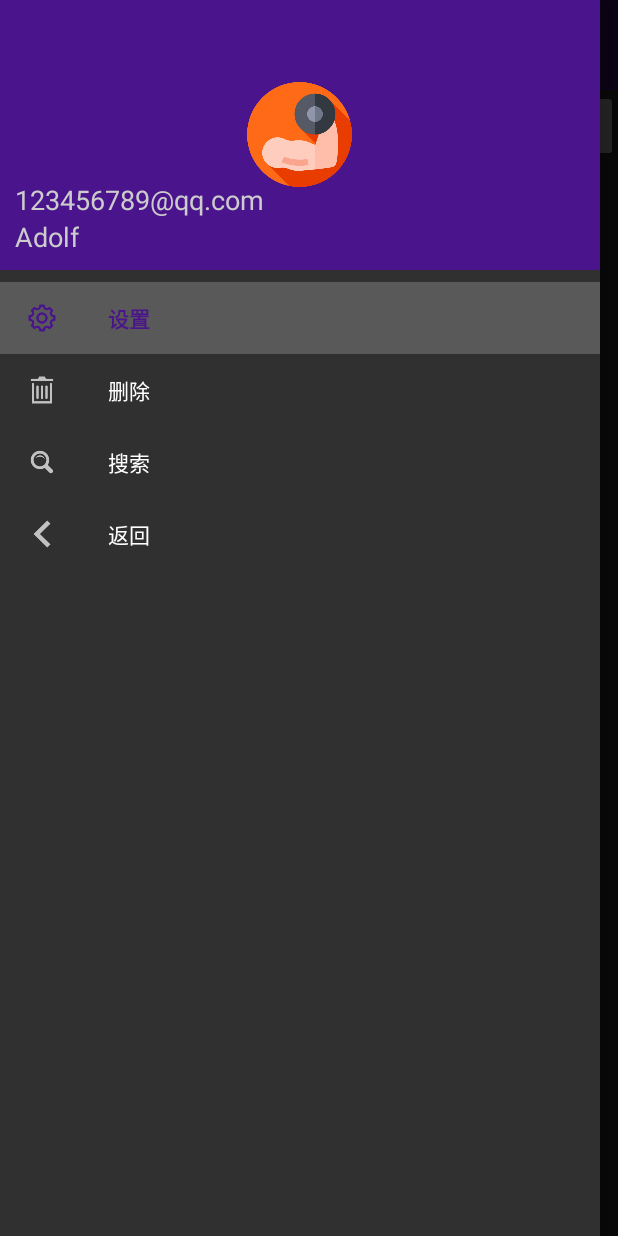
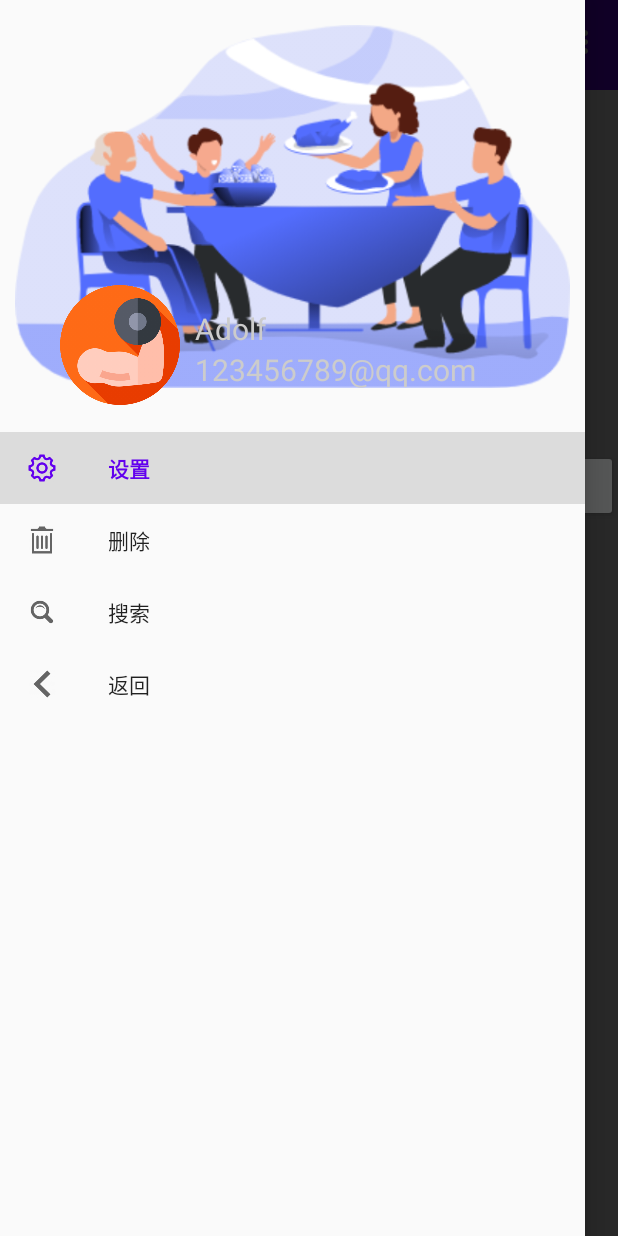
Before and after one commit to Puffer987/PCMaster, an Android app: the screen it shows after launch (NavigationDrawerActivity), with the side drawer open, on a phone screen of 412 x 824 dp. Run offline under Robolectric (Android 15) with nearby library versions, the phone set to English and light mode, and no system bars; our stand-ins replace ButterKnife.

Commit message:
[add] Toolbar+Navigation+DrawerLayout

```diff
--- a/app/src/main/java/com/adolf/pcmaster/ui/NavigationDrawerActivity.java
+++ b/app/src/main/java/com/adolf/pcmaster/ui/NavigationDrawerActivity.java
@@ -37,6 +37,7 @@ public class NavigationDrawerActivity extends AppCompatActivity {
         ButterKnife.bind(this);
 
         setSupportActionBar(mToolbar);
+
         ActionBar actionBar = getSupportActionBar();
         if (actionBar != null) {
             // 开启左侧的按钮
@@ -45,9 +46,8 @@ public class NavigationDrawerActivity extends AppCompatActivity {
             actionBar.setHomeAsUpIndicator(R.drawable.ic_menu_48);
         }
         mNavView.setCheckedItem(R.id.nav_setting);// 默认选中项目
-        mNavView.setNavigationItemSelectedListener(new NavigationView.OnNavigationItemSelectedListener() {
-            @Override
-            public boolean onNavigationItemSelected(@NonNull MenuItem item) {
+
+        mNavView.setNavigationItemSelectedListener(item -> {
             switch (item.getItemId()){
                 case R.id.nav_back:
                     Toast.makeText(NavigationDrawerActivity.this, "Backup..", Toast.LENGTH_SHORT).show();
@@ -61,7 +61,6 @@ public class NavigationDrawerActivity extends AppCompatActivity {
             }
             mParentDrawer.closeDrawers();
             return true;
-            }
         });
 
         mParentDrawer.addDrawerListener(new DrawerLayout.DrawerListener() {
--- a/app/src/main/res/layout/activity_main.xml
+++ b/app/src/main/res/layout/activity_main.xml
@@ -7,20 +7,14 @@
     android:orientation="vertical"
     tools:context=".MainActivity">
 
-    <FrameLayout
-        android:layout_width="match_parent"
-        android:layout_height="wrap_content">
-
     <androidx.appcompat.widget.Toolbar
         android:id="@+id/toolbar"
         android:layout_width="match_parent"
         android:layout_height="?attr/actionBarSize"
-            android:background="?attr/colorPrimary"
+        android:background="?attr/colorPrimaryDark"
         android:theme="@style/ThemeOverlay.AppCompat.Dark.ActionBar"
         app:popupTheme="@style/ToolbarTheme"
         app:title="PC Master"/>
-
-    </FrameLayout>
 
     <com.adolf.pcmaster.view.ZoomCircleView
         android:id="@+id/zoom_circle"
--- a/app/src/main/res/layout/activity_navigation_drawer.xml
+++ b/app/src/main/res/layout/activity_navigation_drawer.xml
@@ -20,28 +20,27 @@
             app:popupTheme="@style/ToolbarTheme" />
     </FrameLayout>
 
-
-
     <!-- 内容 -->
     <FrameLayout
         android:layout_width="match_parent"
-        android:layout_height="match_parent"
-        android:layout_marginTop="60dp">
+        android:layout_height="match_parent">
 
         <Button
             android:id="@+id/btn_context"
             android:layout_width="match_parent"
             android:layout_height="wrap_content"
+            android:layout_marginTop="300dp"
             android:text="context" />
 
     </FrameLayout>
 
     <!-- 左边菜单 -->
     <FrameLayout
-        android:background="@color/colorAccent"
+        android:layout_width="390dp"
+        android:layout_height="match_parent"
         android:layout_gravity="start"
-        android:layout_width="400dp"
-        android:layout_height="match_parent">
+        android:background="@color/colorAccent">
+
         <com.google.android.material.navigation.NavigationView
             android:id="@+id/nav_view"
             android:layout_width="match_parent"
--- a/app/src/main/res/layout/nav_header.xml
+++ b/app/src/main/res/layout/nav_header.xml
@@ -1,33 +1,42 @@
 <?xml version="1.0" encoding="utf-8"?>
 <RelativeLayout xmlns:android="http://schemas.android.com/apk/res/android"
     android:layout_width="match_parent"
-    android:layout_height="180dp"
-    android:padding="10dp"
-    android:background="?attr/colorPrimary">
+    android:layout_height="280dp"
+    android:padding="10dp">
 
     <ImageView
-        android:id="@+id/icon_image"
-        android:layout_width="70dp"
-        android:layout_height="70dp"
-        android:layout_centerInParent="true"
+        android:id="@+id/nav_background"
+        android:layout_width="match_parent"
+        android:layout_height="wrap_content"
+        android:src="@drawable/bg_nav_header" />
+
+    <ImageView
+        android:id="@+id/nav_avatar"
+        android:layout_marginStart="30dp"
+        android:layout_marginEnd="10dp"
+        android:layout_width="80dp"
+        android:layout_height="80dp"
+        android:layout_alignParentBottom="true"
         android:src="@drawable/ic_launcher" />
-
     <TextView
         android:id="@+id/nav_username"
         android:layout_width="wrap_content"
         android:layout_height="wrap_content"
-        android:layout_alignParentBottom="true"
+        android:layout_above="@+id/nav_mail"
+        android:layout_toEndOf="@+id/nav_avatar"
         android:text="Adolf"
         android:textColor="#cccccc"
-        android:textSize="18sp" />
+        android:textSize="20sp" />
 
     <TextView
         android:id="@+id/nav_mail"
         android:layout_width="wrap_content"
         android:layout_height="wrap_content"
+        android:layout_alignBottom="@+id/nav_avatar"
+        android:layout_toEndOf="@+id/nav_avatar"
+        android:layout_marginBottom="10dp"
         android:text="123456789@qq.com"
-        android:layout_above="@+id/nav_username"
         android:textColor="#cccccc"
-        android:textSize="18sp" />
+        android:textSize="20sp" />
 
 </RelativeLayout>
--- a/app/src/main/res/menu/nav_menu.xml
+++ b/app/src/main/res/menu/nav_menu.xml
@@ -6,6 +6,7 @@
         <item
             android:id="@+id/nav_setting"
             android:icon="@drawable/ic_setting"
+
             android:title="设置" />
         <item
             android:id="@+id/nav_bin"
--- a/app/src/main/res/menu/toolbar.xml
+++ b/app/src/main/res/menu/toolbar.xml
@@ -30,7 +30,7 @@
         android:id="@+id/delete"
         android:icon="@drawable/ic_bin"
         android:title="Delete"
-        app:showAsAction="never" />
+        app:showAsAction="ifRoom" />
 
     <item
         android:id="@+id/setting"
--- a/app/src/main/res/values/styles.xml
+++ b/app/src/main/res/values/styles.xml
@@ -1,16 +1,16 @@
 <resources>
 <!-- Base application theme. -->
-    <style name="AppTheme" parent="Theme.AppCompat.NoActionBar">
+<style name="AppTheme" parent="Theme.AppCompat.DayNight.NoActionBar">
     <!-- Customize your theme here. -->
-        <item name="colorPrimary">#4A148C</item>
-        <item name="colorPrimaryDark">#4A148C</item>
-        <item name="colorAccent">#CCFF90</item>
+    <item name="colorPrimary">@color/colorPrimary</item>
+    <item name="colorPrimaryDark">@color/colorPrimaryDark</item>
+    <item name="colorAccent">@color/colorAccent</item>
 </style>
 
 <!--Toolbar的Theme的设置，都是针对popup的设置-->
 <style name="ToolbarTheme" parent="Theme.AppCompat.Light.NoActionBar">
-        <item name="android:colorBackground">#9A9A9A</item><!--设置背景颜色的-->
-        <item name="android:textColorPrimary">#1B5E20</item><!--设置文字颜色的-->
+    <item name="android:colorBackground">#BCBCBC</item><!--设置背景颜色的-->
+    <item name="android:textColorPrimary">#311B92</item><!--设置文字颜色的-->
     <item name="android:textSize">20sp</item><!--设置文字大小的-->
     <item name="actionOverflowMenuStyle">@style/OverflowMenuTheme</item><!--设置弹出位置的主题-->
 </style>
@@ -19,11 +19,20 @@
     <item name="overlapAnchor">false</item>
     <!--这个属性设置为false，就能使得popup在Toolbar的下面显示-->
 </style>
-    <style name="AppTheme.NoActionBar">
+
+<style name="BaseTheme" parent="AppTheme">
     <item name="windowActionBar">false</item>
     <item name="windowNoTitle">true</item>
+    <item name="android:textColorSecondary">#ffffff</item>
 </style>
-    <style name="AppTheme.AppBarOverlay" parent="ThemeOverlay.AppCompat.Dark.ActionBar" />
-    <style name="AppTheme.PopupOverlay" parent="ThemeOverlay.AppCompat.Light" />
+
+<!--<style name="AppTheme.NoActionBar">-->
+<!--    <item name="windowActionBar">false</item>-->
+<!--    <item name="windowNoTitle">true</item>-->
+<!--</style>-->
+
+<!--<style name="AppTheme.AppBarOverlay" parent="ThemeOverlay.AppCompat.Dark.ActionBar" />-->
+
+<!--<style name="AppTheme.PopupOverlay" parent="ThemeOverlay.AppCompat.Light" />-->
 
 </resources>
```
Also changed, not shown: app/src/main/res/drawable/bg_nav_header.png (added). Lines whose indentation alone changed are shown as unchanged.
